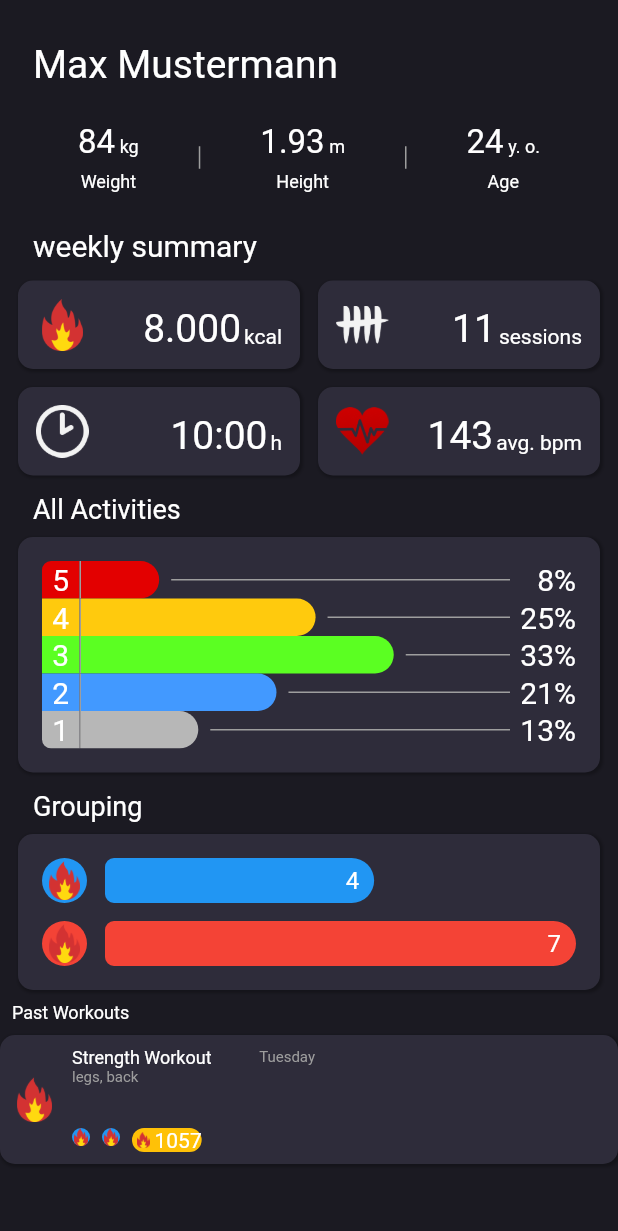
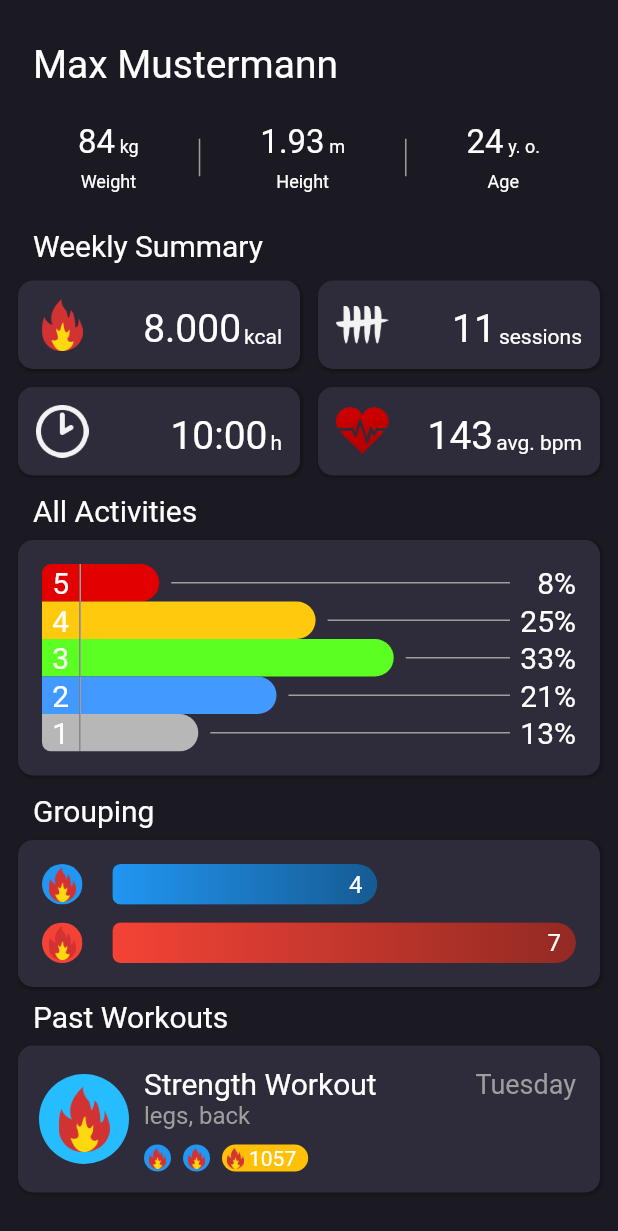
Before and after one commit to DanXCVII/my_fitness_tracker, a Flutter app: the screen it shows after launch, on a phone screen of 412 x 824 dp. Shown: the top 1231 px of the screen. Run offline on Flutter 3.47's test engine with Material 2 defaults, Android fonts, the phone set to English and light mode, and no system bars; our stand-ins replace equatable, tuple.

Commit message:
incremental changes

```diff
--- a/lib/main.dart
+++ b/lib/main.dart
@@ -58,6 +58,8 @@
 const double sidePadding = 12;
 const double textPadding = 22;
 
+const double headerSize = 20;
+
 class _MyHomePageState extends State<MyHomePage> {
   int _counter = 0;
 
@@ -90,15 +92,16 @@
           child: ListView(
             children: <Widget>[
               Padding(
-                padding: const EdgeInsets.fromLTRB(sidePadding, 16, sidePadding, 0),
+                padding:
+                    const EdgeInsets.fromLTRB(sidePadding, 16, sidePadding, 0),
                 child: GeneralInfo("Max Mustermann", 84, 1.93, 24),
               ),
               Padding(
                 padding:
                     const EdgeInsets.fromLTRB(textPadding, sidePadding, 0, 0),
                 child: Text(
-                  "weekly summary",
-                  style: TextStyle(fontSize: 20),
+                  "Weekly Summary",
+                  style: TextStyle(fontSize: headerSize),
                 ),
               ),
               Padding(
@@ -112,27 +115,12 @@
                     const EdgeInsets.fromLTRB(textPadding, sidePadding, 0, 0),
                 child: Text(
                   "All Activities",
-                  style: TextStyle(fontSize: 18),
+                  style: TextStyle(fontSize: headerSize),
                 ),
               ),
               Padding(
                 padding:
                     const EdgeInsets.fromLTRB(sidePadding, 8, sidePadding, 0),
-                child: Container(
-                  decoration: BoxDecoration(
-                    color: Color(0xff2E2C3A),
-                    borderRadius: BorderRadius.circular(10),
-                    boxShadow: [
-                      BoxShadow(
-                        offset: Offset(1, 1),
-                        blurRadius: 1,
-                        spreadRadius: 0.5,
-                        color: Colors.black26,
-                      )
-                    ],
-                  ),
-                  child: Padding(
-                    padding: const EdgeInsets.all(16.0),
                 child: HeartBeatSummary(
                   Duration(seconds: 300),
                   Duration(seconds: 500),
@@ -144,34 +132,17 @@
                   MediaQuery.of(context).size.width - 24,
                 ),
               ),
-                ),
-              ),
               Padding(
                 padding:
                     const EdgeInsets.fromLTRB(textPadding, sidePadding, 0, 0),
                 child: Text(
                   "Grouping",
-                  style: TextStyle(fontSize: 18),
+                  style: TextStyle(fontSize: headerSize),
                 ),
               ),
               Padding(
                 padding:
                     const EdgeInsets.fromLTRB(sidePadding, 8, sidePadding, 0),
-                child: Container(
-                  decoration: BoxDecoration(
-                    color: Color(0xff2E2C3A),
-                    borderRadius: BorderRadius.circular(10),
-                    boxShadow: [
-                      BoxShadow(
-                        offset: Offset(1, 1),
-                        blurRadius: 1,
-                        spreadRadius: 0.5,
-                        color: Colors.black26,
-                      )
-                    ],
-                  ),
-                  child: Padding(
-                      padding: const EdgeInsets.all(16),
                 child: GroupingActivityType(
                   {
                     Tuple3<String, Color, String>(
@@ -186,17 +157,18 @@
                     ): 7
                   },
                   MediaQuery.of(context).size.width - 24,
-                      )),
                 ),
               ),
               Padding(
-                padding: const EdgeInsets.all(8.0),
+                padding: const EdgeInsets.fromLTRB(textPadding, 8, 0, 0),
                 child: Text(
                   "Past Workouts",
-                  style: TextStyle(fontSize: 12),
+                  style: TextStyle(fontSize: headerSize),
                 ),
               ),
-              ActivitySessionTile(
+              Padding(
+                padding: const EdgeInsets.fromLTRB(sidePadding, 8, sidePadding, 0),
+                child: ActivitySessionTile(
                     Activity(
                       "Strength Workout",
                       "legs, back",
@@ -212,8 +184,10 @@
                       1057,
                       Duration(seconds: 9572),
                       DateTime(2022, 2, 2),
+                      0xff25BDFF,
                     ),
-                  232)
+                    MediaQuery.of(context).size.width-(sidePadding*2)),
+              )
             ],
           ),
         ),
@@ -253,11 +227,11 @@
               Spacer(),
               GeneralInfoItem(weight.toString(), "kg", "Weight"),
               Spacer(),
-              Container(height: 15, width: 1, color: Colors.grey),
+              Container(height: 25, width: 1, color: Colors.grey),
               Spacer(),
               GeneralInfoItem(height.toString(), "m", "Height"),
               Spacer(),
-              Container(height: 15, width: 1, color: Colors.grey),
+              Container(height: 25, width: 1, color: Colors.grey),
               Spacer(),
               GeneralInfoItem(age.toString(), "y. o.", "Age"),
               Spacer(),
--- a/lib/models/activity.dart
+++ b/lib/models/activity.dart
@@ -14,6 +14,7 @@
   final Duration duration;
   final DateTime time;
   final double distance;
+  final int color;
 
   Activity(
     this.name,
@@ -23,7 +24,7 @@
     this.connectedExercises,
     this.burnedCalories,
     this.duration,
-    this.time, {
+    this.time, this.color, {
     this.distance = 0,
   });
 
@@ -38,5 +39,6 @@
         duration,
         time,
         distance,
+        color,
       ];
 }
--- a/lib/widgets/activity_session_tile.dart
+++ b/lib/widgets/activity_session_tile.dart
@@ -30,15 +30,19 @@
         ],
       ),
       child: Padding(
-        padding: const EdgeInsets.all(8.0),
+        padding: const EdgeInsets.all(14.0),
         child: Row(
           children: [
             Container(
-                height: 30,
-                width: 30,
-                decoration: BoxDecoration(shape: BoxShape.circle),
-                child: Image.asset(
-                    "images/fire.png") //Image.asset(activity.imagePath),
+                height: 60,
+                width: 60,
+                decoration: BoxDecoration(
+                    shape: BoxShape.circle, color: Color(activity.color)),
+                child: Container(
+                  padding: EdgeInsets.all(8),
+                  child: Image.asset(
+                      "images/fire.png"),
+                ) //Image.asset(activity.imagePath),
                 ),
             Container(width: 10),
             Container(
@@ -47,24 +51,24 @@
                 crossAxisAlignment: CrossAxisAlignment.start,
                 children: [
                   Container(
-                    width: width - 70,
+                    width: width - 100,
                     child: Row(
                       children: [
                         Text(
                           activity.name,
-                          style: TextStyle(fontSize: 12),
+                          style: TextStyle(fontSize: 20),
                         ),
                         Spacer(),
                         Text(
                           getWeekday(activity.time.day),
-                          style: TextStyle(color: Colors.grey, fontSize: 10),
+                          style: TextStyle(color: Colors.grey, fontSize: 18),
                         ),
                       ],
                     ),
                   ),
                   Text(
                     activity.description,
-                    style: TextStyle(color: Colors.grey, fontSize: 10),
+                    style: TextStyle(color: Colors.grey, fontSize: 16),
                   ),
                   Spacer(),
                   Wrap(
@@ -75,15 +79,18 @@
                             (e) => Padding(
                               padding: const EdgeInsets.only(right: 8.0),
                               child: Container(
-                                height: 12,
-                                width: 12,
+                                height: 18,
+                                width: 18,
                                 decoration: BoxDecoration(
                                   shape: BoxShape.circle,
                                   color: e.item2,
                                 ),
-                                child: Image.asset("images/fire.png",
-                                    fit: BoxFit
-                                        .contain), //Image.asset(e.item3, fit: BoxFit.contain),
+                                child: Container(
+                                  padding: EdgeInsets.all(2),
+                                  child: Image.asset("images/fire.png",
+                                      fit: BoxFit
+                                          .contain),
+                                ), //Image.asset(e.item3, fit: BoxFit.contain),
                               ),
                             ),
                           )
@@ -96,14 +103,15 @@
                           child: Row(
                             children: [
                               Container(
-                                width: 15,
-                                height: 15,
+                                width: 18,
+                                height: 18,
                                 child: Padding(
                                   padding: EdgeInsets.all(2),
                                   child: Image.asset("images/fire.png"),
                                 ),
                               ),
                               Text(activity.burnedCalories.toString()),
+                              Container(width: 8)
                             ],
                           ),
                         ),
--- a/lib/widgets/grouping_activity_type.dart
+++ b/lib/widgets/grouping_activity_type.dart
@@ -1,5 +1,6 @@
 import 'dart:math';
 
+import 'package:flutter/material.dart';
 import 'package:flutter/widgets.dart';
 import 'package:tuple/tuple.dart';
 
@@ -18,7 +19,22 @@
     int maxSessions =
         activities.keys.map((e) => activities[e] ?? 0).toList().reduce(max);
 
-    return Column(
+    return Container(
+      decoration: BoxDecoration(
+        color: Color(0xff2E2C3A),
+        borderRadius: BorderRadius.circular(10),
+        boxShadow: [
+          BoxShadow(
+            offset: Offset(1, 1),
+            blurRadius: 1,
+            spreadRadius: 0.5,
+            color: Colors.black26,
+          )
+        ],
+      ),
+      child: Padding(
+        padding: const EdgeInsets.all(16),
+        child: Column(
           mainAxisSize: MainAxisSize.min,
           children: activities.keys
               .map((e) => Column(
@@ -29,8 +45,8 @@
                           ClipRRect(
                             borderRadius: BorderRadius.circular(15),
                             child: Container(
-                          height: 30,
-                          width: 30,
+                              height: 27,
+                              width: 27,
                               color: e.item2,
                               child: Container(
                                 padding: EdgeInsets.all(2),
@@ -42,18 +58,35 @@
                             ),
                           ),
                           Container(
-                        width: 12,
+                            width: 20,
                           ),
                           TweenAnimationBuilder(
                             duration: Duration(milliseconds: 700),
                             curve: Curves.easeInOut,
                             tween: Tween<double>(
                               begin: 10,
-                          end: (width- 74) * (activities[e]! / maxSessions),
+                              end:
+                                  (width - 79) * (activities[e]! / maxSessions),
                             ),
                             builder: (_, double animatedSize, myChild) => Row(
                               mainAxisSize: MainAxisSize.min,
                               children: [
+                                Stack(
+                                  children: [
+                                    Container(
+                                      padding: EdgeInsets.only(right: 10),
+                                      decoration: BoxDecoration(
+                                          color: Colors.black87,
+                                          borderRadius: BorderRadius.only(
+                                            topLeft: Radius.circular(6),
+                                            bottomLeft: Radius.circular(6),
+                                            topRight: Radius.circular(15),
+                                            bottomRight: Radius.circular(15),
+                                          )),
+                                      // duration: Duration(milliseconds: 200),
+                                      height: 27,
+                                      width: animatedSize,
+                                    ),
                                     Container(
                                       padding: EdgeInsets.only(right: 10),
                                       child: Align(
@@ -64,7 +97,10 @@
                                         ),
                                       ),
                                       decoration: BoxDecoration(
-                                  color: e.item2,
+                                          gradient: LinearGradient(colors: [
+                                            e.item2,
+                                            e.item2.withAlpha(150)
+                                          ]),
                                           borderRadius: BorderRadius.only(
                                             topLeft: Radius.circular(6),
                                             bottomLeft: Radius.circular(6),
@@ -72,8 +108,10 @@
                                             bottomRight: Radius.circular(15),
                                           )),
                                       // duration: Duration(milliseconds: 200),
-                              height: 30,
+                                      height: 27,
                                       width: animatedSize,
+                                    ),
+                                  ],
                                 ),
                               ],
                             ),
@@ -88,6 +126,8 @@
                     ],
                   ))
               .toList(),
+        ),
+      ),
     );
   }
 }
--- a/lib/widgets/heart_beat_summary.dart
+++ b/lib/widgets/heart_beat_summary.dart
@@ -33,7 +33,22 @@
       durationZoneFive.inSeconds,
     ].reduce(max);
 
-    return ClipRRect(
+    return Container(
+      decoration: BoxDecoration(
+        color: Color(0xff2E2C3A),
+        borderRadius: BorderRadius.circular(10),
+        boxShadow: [
+          BoxShadow(
+            offset: Offset(1, 1),
+            blurRadius: 1,
+            spreadRadius: 0.5,
+            color: Colors.black26,
+          )
+        ],
+      ),
+      child: Padding(
+        padding: const EdgeInsets.all(16.0),
+        child: ClipRRect(
           borderRadius: BorderRadius.circular(6),
           child: Container(
             child: Column(
@@ -86,6 +101,8 @@
               ],
             ),
           ),
+        ),
+      ),
     );
   }
 }
@@ -134,7 +151,8 @@
           curve: Curves.easeInOut,
           tween: Tween<double>(
               begin: 10,
-              end: (width-110) * (zoneDuration.inSeconds / maxDuration*0.75)),
+              end: (width - 110) *
+                  (zoneDuration.inSeconds / maxDuration * 0.75)),
           builder: (_, double animatedSize, myChild) => Row(
             mainAxisSize: MainAxisSize.min,
             children: [
@@ -154,7 +172,7 @@
               ),
               Container(
                 height: 1,
-                width: width-110 - animatedSize,
+                width: width - 110 - animatedSize,
                 color: Colors.grey,
               ),
             ],
```
Lines whose indentation alone changed are shown as unchanged.
